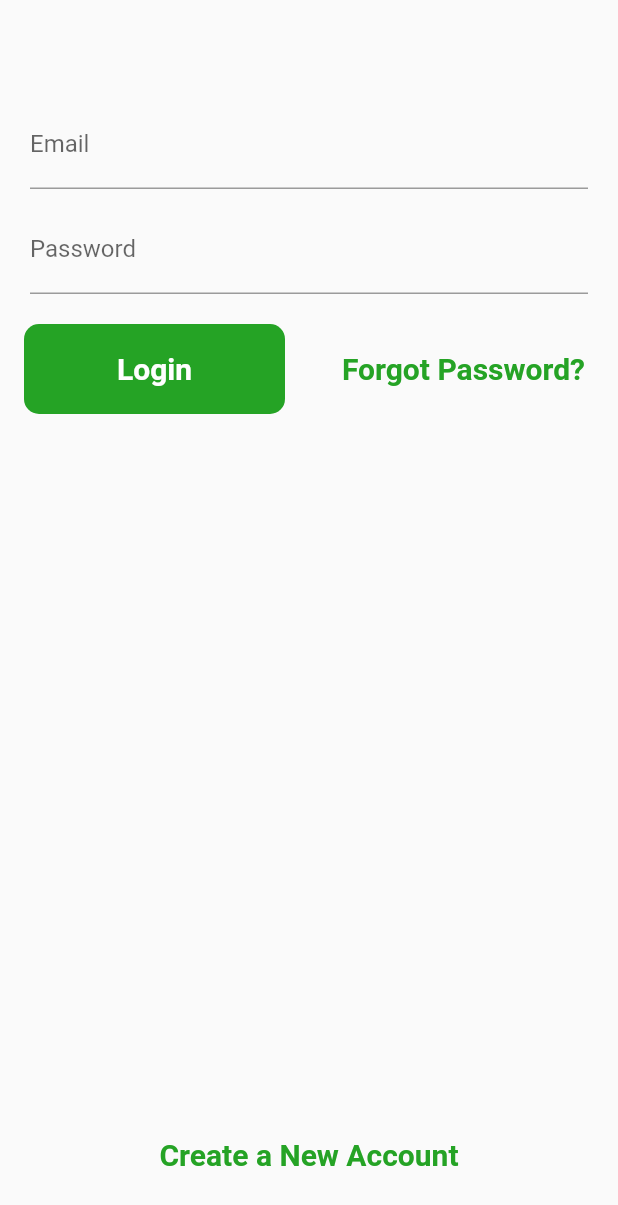
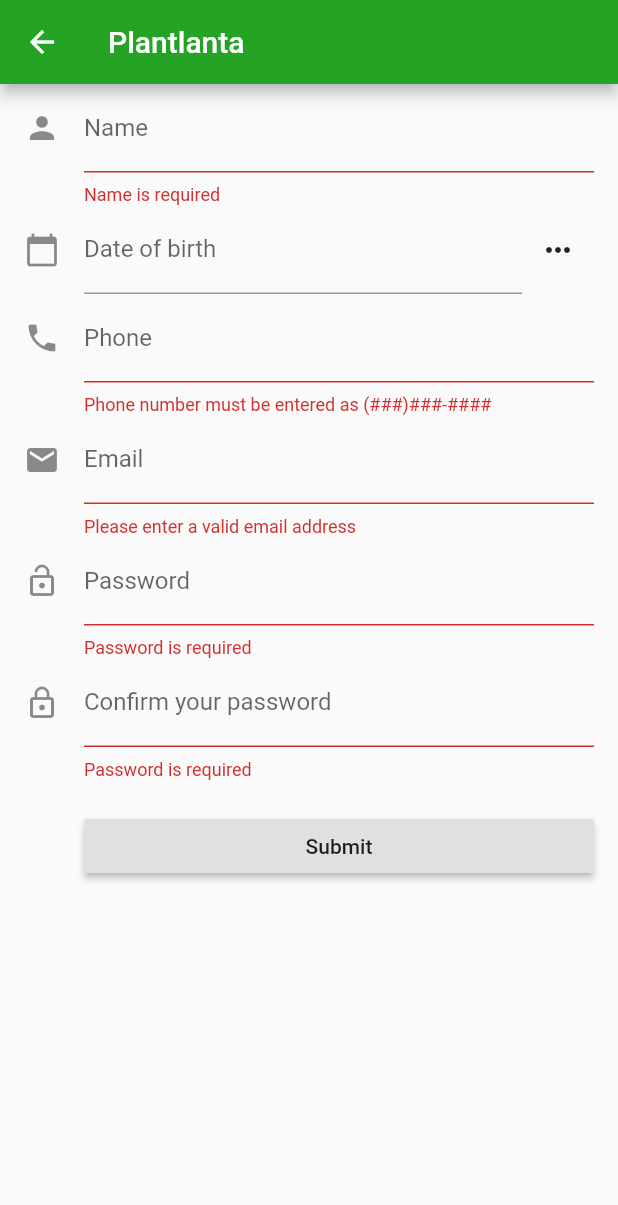
Before and after one commit to dfernandez33/Junior-Design-Plantlanta, a Flutter app: the screen it shows after launch, after a tap on "Create a New Account", on a phone screen of 412 x 824 dp. Shown: the top 1205 px of the screen. Run offline on Flutter 3.47's test engine with Material 2 defaults, Android fonts, the phone set to English and light mode, and no system bars; our stand-ins replace built_collection, built_value, cloud_functions, firebase_auth; accounts and stored records are empty; generated files the repository leaves out were written again; Roboto replaces fonts that are missing (Mukta).

Commit message:
Data forwarding and user creation

```diff
--- /dev/null
+++ b/Flutter/lib/contact.dart
@@ -0,0 +1,17 @@
+import 'package:flutter/material.dart';
+import 'package:junior_design_plantlanta/screens/preferences1_screen.dart';
+import 'package:junior_design_plantlanta/screens/preferences2_screen.dart';
+import 'package:junior_design_plantlanta/screens/preferences3_screen.dart';
+import 'package:junior_design_plantlanta/screens/registration.dart';
+//import 'login.dart';
+import 'dart:async';
+import 'package:intl/intl.dart';
+import 'contact.dart';
+
+class Contact {
+  String name;
+  DateTime dob;
+  String phone = '';
+  String email = '';
+  String password = '';
+}
--- /dev/null
+++ b/Flutter/lib/contact_services.dart
@@ -0,0 +1,46 @@
+import 'package:http/http.dart' as http;
+import 'dart:async';
+import 'dart:convert';
+import 'package:intl/intl.dart';
+
+import 'contact.dart';
+
+class ContactService {
+  static const _serviceUrl = 'http://mockbin.org/echo';
+  static final _headers = {'Content-Type': 'application/json'};
+
+  Future<Contact> createContact(Contact contact) async {
+    try {
+      String json = _toJson(contact);
+      final response =
+      await http.post(_serviceUrl, headers: _headers, body: json);
+      var c = _fromJson(response.body);
+      return c;
+    } catch (e) {
+      print('Server Exception!!!');
+      print(e);
+      return null;
+    }
+  }
+
+  Contact _fromJson(String json) {
+    Map<String, dynamic> map = JSON.decode(json);
+    var contact = new Contact();
+    contact.name = map['name'];
+    contact.dob = new DateFormat.yMd().parseStrict(map['dob']);
+    contact.phone = map['phone'];
+    contact.email = map['email'];
+    contact.email = map['favoriteColor'];
+    return contact;
+  }
+
+  String _toJson(Contact contact) {
+    var mapData = new Map();
+    mapData["name"] = contact.name;
+    mapData["dob"] = new DateFormat.yMd().format(contact.dob);
+    mapData["phone"] = contact.phone;
+    mapData["email"] = contact.email;
+    String json = JSON.encode(mapData);
+    return json;
+  }
+}
--- /dev/null
+++ b/Flutter/lib/model/registration_model.dart
@@ -0,0 +1,49 @@
+import 'dart:convert';
+
+import 'package:built_collection/built_collection.dart';
+import 'package:built_value/built_value.dart';
+import 'package:built_value/serializer.dart';
+
+import 'package:junior_design_plantlanta/serializers/seriliazers.dart';
+import 'package:junior_design_plantlanta/model/user_preference.dart';
+
+part 'registration_model.g.dart';
+
+abstract class UserRegistrationModel implements Built<UserRegistrationModel, UserRegistrationModelBuilder> {
+  UserRegistrationModel._();
+
+  factory UserRegistrationModel([updates(UserRegistrationModelBuilder b)]) = _$UserRegistrationModel;
+
+  static Serializer<UserRegistrationModel> get serializer => _$userRegistrationModelSerializer;
+
+  @nullable
+  @BuiltValueField(wireName: 'name')
+  String get name;
+  @nullable
+  @BuiltValueField(wireName: 'email')
+  String get email;
+  @nullable
+  @BuiltValueField(wireName: 'password')
+  String get password;
+  @nullable
+  @BuiltValueField(wireName: 'dob')
+  String get dob;
+  @nullable
+  @BuiltValueField(wireName: 'phone')
+  String get phone;
+  @nullable
+  @BuiltValueField(wireName: 'address')
+  String get address;
+  @nullable
+  @BuiltValueField(wireName: 'preference')
+  UserPreferenceModel get preference;
+
+  String toJson() {
+    return json.encode(serializers.serializeWith(UserRegistrationModel.serializer, this));
+  }
+
+  static UserRegistrationModel fromJson(dynamic jsonString) {
+    return standardSerializers.deserializeWith(
+        UserRegistrationModel.serializer, jsonString);
+  }
+}
--- a/Flutter/lib/screens/login.dart
+++ b/Flutter/lib/screens/login.dart
@@ -1,5 +1,7 @@
 import 'package:flutter/material.dart';
 import 'package:firebase_auth/firebase_auth.dart';
+import 'package:junior_design_plantlanta/screens/preferences1_screen.dart';
+import 'package:junior_design_plantlanta/screens/registration.dart';
 
 class LoginPage extends StatefulWidget {
   // This widget is the root of your application.
@@ -182,7 +184,7 @@
   Future<void> register() async {
     try {
       //TODO: add naviation to register screen
-
+      Navigator.push(context, MaterialPageRoute(builder: (context) => Registration()));
     } catch (e) {
       print(e.message);
     }
--- /dev/null
+++ b/Flutter/lib/screens/registration.dart
@@ -0,0 +1,241 @@
+import 'package:flutter/material.dart';
+import 'package:flutter/services.dart';
+import 'package:firebase_auth/firebase_auth.dart';
+import 'package:intl/intl.dart';
+import 'package:junior_design_plantlanta/contact.dart';
+import 'package:junior_design_plantlanta/model/registration_model.dart';
+import 'package:junior_design_plantlanta/screens/preferences1_screen.dart';
+//import 'package:junior_design_plantlanta/contact_services.dart';
+
+class Registration extends StatefulWidget {
+  // This widget is the root of your application.
+  Registration({Key key, this.title}) : super(key: key);
+  final String title;
+  @override
+  _RegistrationState createState() => new _RegistrationState();
+}
+
+class _RegistrationState extends State<Registration> {
+  UserRegistrationModelBuilder newContact;
+  final GlobalKey<ScaffoldState> _scaffoldKey = new GlobalKey<ScaffoldState>();
+  final GlobalKey<FormState> _formKey = new GlobalKey<FormState>();
+  final TextEditingController _controller = new TextEditingController();
+
+  String name1 = 'roberto';
+  String dob1 = '';
+  String phone1 = '';
+  String email1 = '';
+  String password1 = '';
+
+  Future _chooseDate(BuildContext context, String initialDateString) async {
+    var now = new DateTime.now();
+    var initialDate = convertToDate(initialDateString) ?? now;
+    initialDate = (initialDate.year >= 1900 && initialDate.isBefore(now) ? initialDate : now);
+
+    var result = await showDatePicker(
+        context: context,
+        initialDate: initialDate,
+        firstDate: new DateTime(1900),
+        lastDate: new DateTime.now());
+
+    if (result == null) return;
+
+    setState(() {
+      _controller.text = new DateFormat.yMd().format(result);
+    });
+  }
+
+  DateTime convertToDate(String input) {
+    try
+    {
+      var d = new DateFormat.yMd().parseStrict(input);
+      return d;
+    } catch (e) {
+      return null;
+    }
+  }
+
+  Future<void> preferences1() async {
+    try {
+      newContact = UserRegistrationModelBuilder()
+        ..dob = dob1
+        ..password = password1
+        ..name = name1
+        ..phone = phone1
+        ..email = email1;
+
+      Navigator.push(
+          context, MaterialPageRoute(builder: (context) => Preferences1(newContact)));
+    } catch (e) {
+      print(e.message);
+    }
+  }
+
+  bool isValidDob(String dob) {
+    if (dob.isEmpty) return true;
+    var d = convertToDate(dob);
+    return d != null && d.isBefore(new DateTime.now());
+  }
+
+  bool isValidPhoneNumber(String input) {
+    final RegExp regex = new RegExp(r'^\(\d\d\d\)\d\d\d\-\d\d\d\d$');
+    return regex.hasMatch(input);
+  }
+
+  bool isValidEmail(String input) {
+    final RegExp regex = new RegExp(r"^[a-zA-Z0-9.!#$%&'*+/=?^_`{|}~-]+@[a-zA-Z0-9](?:[a-zA-Z0-9-]{0,253}[a-zA-Z0-9])?(?:\.[a-zA-Z0-9](?:[a-zA-Z0-9-]{0,253}[a-zA-Z0-9])?)*$");
+    return regex.hasMatch(input);
+  }
+
+  bool isValidPassword(String input) {
+    final RegExp regex = new RegExp(r"^[a-zA-Z0-9.!#$%&'*+/=?^_`{|}~-]$");
+    return regex.hasMatch(input);
+  }
+
+  void _submitForm() {
+    final FormState form = _formKey.currentState;
+    form.save();
+//
+//    if (!form.validate()) {
+//      //showMessage('Form is not valid!  Please review and correct.');
+//    } else {
+//      form.save(); //This invokes each onSaved event
+//
+////      print('Form save called, newContact is now up to date...');
+////      print('Name: ${newContact.name}');
+////      print('Dob: ${newContact.dob}');
+////      print('Phone: ${newContact.phone}');
+////      print('Email: ${newContact.email}');
+////      print('========================================');
+////      print('Submitting to back end...');
+//      //var contactService = new ContactService();
+//      //contactService.createContact(newContact)
+//      //    .then((value) =>
+//      //    showMessage('New contact created for ${value.name}!', Colors.blue)
+//      //);    }
+//    }
+  }
+
+//  void showMessage(String message, [MaterialColor color = Colors.red]) {
+//    _scaffoldKey.currentState
+//        .showSnackBar(new SnackBar(backgroundColor: color, content: new Text(message)));
+//  }
+
+  @override
+  Widget build(BuildContext context) {
+    return new Scaffold(
+      key: _scaffoldKey,
+      appBar: new AppBar(
+        title: new Text("Plantlanta"),
+      ),
+      body: new SafeArea(
+          top: false,
+          bottom: false,
+          child: new Form(
+              key: _formKey,
+              autovalidate: true,
+              child: new ListView(
+                padding: const EdgeInsets.symmetric(horizontal: 16.0),
+                children: <Widget>[
+                  new TextFormField(
+                    decoration: const InputDecoration(
+                      icon: const Icon(Icons.person),
+                      hintText: 'Enter your first and last name',
+                      labelText: 'Name',
+                    ),
+                    inputFormatters: [new LengthLimitingTextInputFormatter(30)],
+                    validator: (val) => val.isEmpty ? 'Name is required' : null,
+                    //onSaved: (val) => newContact.rebuild((b) => b.name = val),
+                      onSaved: (val) => name1 = val,
+                  ),
+                  new Row(children: <Widget>[
+                    new Expanded(
+                        child: new TextFormField(
+                          decoration: new InputDecoration(
+                            icon: const Icon(Icons.calendar_today),
+                            hintText: 'Enter your date of birth',
+                            labelText: 'Date of birth',
+                          ),
+                          controller: _controller,
+                          keyboardType: TextInputType.datetime,
+                          validator: (val) =>
+                          isValidDob(val) ? null : 'Not a valid date',
+                          //onSaved: (val) => newContact.rebuild((b) => b.dob = val),
+                          onSaved: (val) => dob1 = val,
+                        )),
+                    new IconButton(
+                      icon: new Icon(Icons.more_horiz),
+                      tooltip: 'Choose date',
+                      onPressed: (() {
+                        _chooseDate(context, _controller.text);
+                      }),
+                    )
+                  ]),
+                  new TextFormField(
+                    decoration: const InputDecoration(
+                      icon: const Icon(Icons.phone),
+                      hintText: 'Enter a phone number',
+                      labelText: 'Phone',
+                    ),
+                    keyboardType: TextInputType.phone,
+                    inputFormatters: [
+                      new WhitelistingTextInputFormatter(
+                          new RegExp(r'^[()\d -]{1,15}$')),
+                    ],
+                    validator: (value) => isValidPhoneNumber(value)
+                        ? null
+                        : 'Phone number must be entered as (###)###-####',
+                    //onSaved: (val) => newContact.rebuild((b) => b.phone = val),
+                    onSaved: (val) => phone1 = val,
+                  ),
+                  new TextFormField(
+                    decoration: const InputDecoration(
+                      icon: const Icon(Icons.email),
+                      hintText: 'Enter a email address',
+                      labelText: 'Email',
+                    ),
+                    keyboardType: TextInputType.emailAddress,
+                    validator: (value) => isValidEmail(value)
+                        ? null
+                        : 'Please enter a valid email address',
+                    //onSaved: (val) => newContact.rebuild((b) => b.email = val),
+                    onSaved: (val) => email1 = val,
+                  ),
+                  new TextFormField(
+                    decoration: const InputDecoration(
+                      icon: const Icon(Icons.lock_open),
+                      hintText: 'Enter a password',
+                      labelText: 'Password',
+                    ),
+                    inputFormatters: [new LengthLimitingTextInputFormatter(30)],
+                    validator: (val) => val.isEmpty ? 'Password is required' : null,
+                    //onSaved: (val) => newContact.rebuild((b) => b.password = val),
+                    onSaved: (val) => password1 = val,
+                    obscureText: true,
+                    //onSaved: (val) => newContact.password = val,
+                  ),
+                  new TextFormField(
+                    decoration: const InputDecoration(
+                      icon: const Icon(Icons.lock_outline),
+                      hintText: 'Re-enter your password',
+                      labelText: 'Confirm your password',
+                    ),
+                    inputFormatters: [new LengthLimitingTextInputFormatter(30)],
+                    validator: (val) => val.isEmpty ? 'Password is required' : null,
+                    obscureText: true,
+                    //onSaved: (val) => newContact.password = val,
+                  ),
+                  new Container(
+                      padding: const EdgeInsets.only(left: 40.0, top: 20.0),
+                      child: new RaisedButton(
+                        child: const Text('Submit'),
+                        onPressed: (){
+                          _submitForm();
+                          preferences1();
+                        },
+                      )),
+                ],
+              ))),
+    );
+  }
+}
--- a/Flutter/lib/serializers/seriliazers.dart
+++ b/Flutter/lib/serializers/seriliazers.dart
@@ -9,13 +9,17 @@
 import 'package:built_value/standard_json_plugin.dart';
 
 import 'package:junior_design_plantlanta/model/event_model.dart';
+import 'package:junior_design_plantlanta/model/registration_model.dart';
+import 'package:junior_design_plantlanta/model/user_preference.dart';
 import 'package:junior_design_plantlanta/serializers/date_time_serializer.dart';
 
 part 'seriliazers.g.dart';
 
 @SerializersFor([
   EventModel,
-  Datetime
+  Datetime,
+  UserRegistrationModel,
+  UserPreferenceModel
 ])
 final Serializers serializers = _$serializers;
 
--- a/Flutter/pubspec.yaml
+++ b/Flutter/pubspec.yaml
@@ -31,6 +31,7 @@
   build_runner: ^1.0.0
   built_value_generator: ^6.7.1
   source_gen: ^0.9.0
+  intl: 0.15.8
 
 
 
```
Also changed, not shown: Flutter/lib/model/user_preference.dart (added, +36 -0 lines), Flutter/lib/screens/preferences1_screen.dart (+16 -1 lines), Flutter/lib/screens/preferences2_screen.dart (+22 -1 lines), Flutter/lib/screens/preferences3_screen.dart (+69 -6 lines), Flutter/lib/model/registration_model.g.dart (added), Flutter/lib/model/user_preference.g.dart (added), Flutter/lib/serializers/seriliazers.g.dart.
